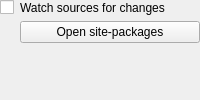
First picture: the form in python/src/configwidget.ui, repository albertlauncher/plugins, before the edit.
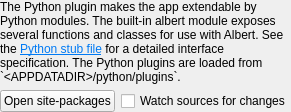
Second picture: the form after the edit.

Commit message:
[python:4.0] iid:0.23
* Drop source watches. a plugin provider cant just reload without notifying the plugin registry
* Print more info on NoPluginException
* API 2.2
  - PluginInstance.configWidget supports 'label'
  - __doc__ is not used anymore, since 0.23 drops long_description metadata
  - md_maintainers not used anymore
  - md_authors new optional field

The edit to the form file:
```diff
--- a/python/src/configwidget.ui
+++ b/python/src/configwidget.ui
@@ -2,7 +2,7 @@
 <ui version="4.0">
  <class>ConfigWidget</class>
  <widget class="QWidget" name="ConfigWidget">
-  <layout class="QFormLayout" name="formLayout">
+  <layout class="QVBoxLayout" name="verticalLayout">
    <property name="leftMargin">
     <number>0</number>
    </property>
@@ -15,26 +15,59 @@
    <property name="bottomMargin">
     <number>0</number>
    </property>
-   <item row="0" column="0">
-    <widget class="QCheckBox" name="checkBox_watchSources">
+   <item>
+    <widget class="QLabel" name="label_2">
      <property name="text">
-      <string/>
+      <string>&lt;html&gt;&lt;head/&gt;&lt;body&gt;&lt;p&gt;The Python plugin makes the app extendable by Python modules. The built-in albert module exposes several functions and classes for use with Albert. See the &lt;a href=&quot;https://github.com/albertlauncher/python/blob/master/albert.pyi&quot;&gt;&lt;span style=&quot; text-decoration: underline; color:#007af4;&quot;&gt;Python stub file&lt;/span&gt;&lt;/a&gt; for a detailed interface specification. The Python plugins are loaded from `&amp;lt;APPDATADIR&amp;gt;/python/plugins`.&lt;/p&gt;&lt;/body&gt;&lt;/html&gt;</string>
      </property>
-    </widget>
-   </item>
-   <item row="0" column="1">
-    <widget class="QLabel" name="label">
-     <property name="text">
-      <string>Watch sources for changes</string>
+     <property name="wordWrap">
+      <bool>true</bool>
      </property>
     </widget>
    </item>
-   <item row="1" column="1">
-    <widget class="QPushButton" name="pushButton_packages">
-     <property name="text">
-      <string>Open site-packages</string>
+   <item>
+    <layout class="QHBoxLayout" name="horizontalLayout">
+     <item>
+      <widget class="QPushButton" name="pushButton_packages">
+       <property name="text">
+        <string>Open site-packages</string>
+       </property>
+      </widget>
+     </item>
+     <item>
+      <widget class="QCheckBox" name="checkBox_watchSources">
+       <property name="text">
+        <string>Watch sources for changes</string>
+       </property>
+      </widget>
+     </item>
+     <item>
+      <spacer name="horizontalSpacer">
+       <property name="orientation">
+        <enum>Qt::Horizontal</enum>
+       </property>
+       <property name="sizeHint" stdset="0">
+        <size>
+         <width>0</width>
+         <height>0</height>
+        </size>
+       </property>
+      </spacer>
+     </item>
+    </layout>
+   </item>
+   <item>
+    <spacer name="verticalSpacer">
+     <property name="orientation">
+      <enum>Qt::Vertical</enum>
      </property>
-    </widget>
+     <property name="sizeHint" stdset="0">
+      <size>
+       <width>0</width>
+       <height>0</height>
+      </size>
+     </property>
+    </spacer>
    </item>
   </layout>
  </widget>
```
Left out of the diff: 3 changed lines with no effect on the pictures. The commit also changes 12 other files.
